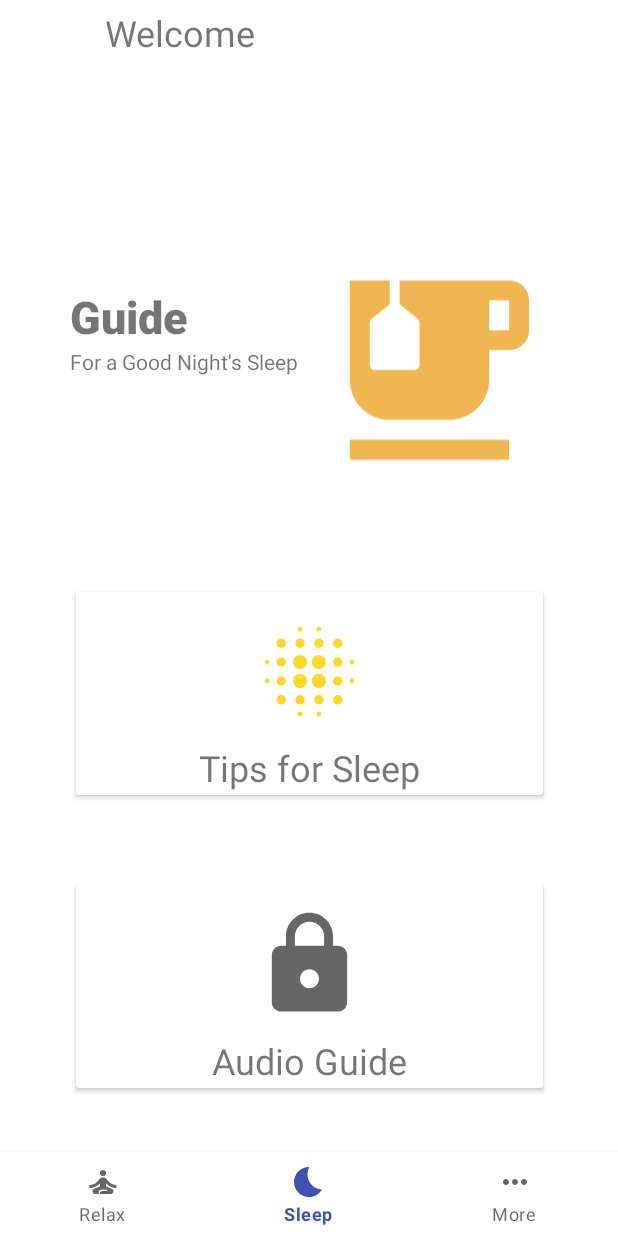
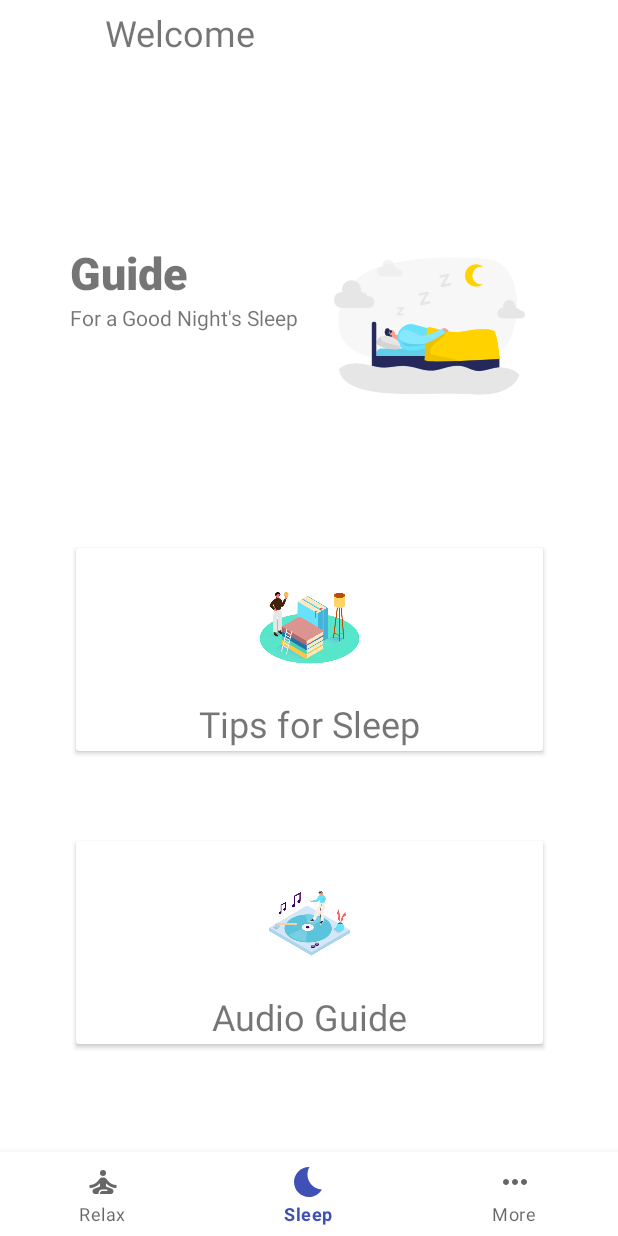
Before and after one commit to hl2703/Adrift, an Android app: the secondFragment screen opened through its navigation route, on a phone screen of 412 x 824 dp. Run offline under Robolectric (Android 15) with nearby library versions, the phone set to English and light mode, and no system bars; our stand-ins replace navigation-ui.

Commit message:
edit icons and layout

```diff
--- a/app/src/main/res/layout/activity_main.xml
+++ b/app/src/main/res/layout/activity_main.xml
@@ -47,13 +47,13 @@
         android:name="androidx.navigation.fragment.NavHostFragment"
         android:layout_width="351dp"
         android:layout_height="642dp"
-        android:layout_marginTop="3dp"
+        android:layout_marginTop="1dp"
         app:defaultNavHost="true"
         app:layout_constraintBottom_toBottomOf="@+id/bottomNavigationView"
         app:layout_constraintEnd_toEndOf="parent"
         app:layout_constraintStart_toStartOf="parent"
         app:layout_constraintTop_toTopOf="parent"
-        app:layout_constraintVertical_bias="0.602"
+        app:layout_constraintVertical_bias="0.59"
         app:navGraph="@navigation/my_nav" />
 
 </androidx.constraintlayout.widget.ConstraintLayout>
--- a/app/src/main/res/layout/fragment_second.xml
+++ b/app/src/main/res/layout/fragment_second.xml
@@ -14,8 +14,8 @@
 
         <androidx.appcompat.widget.Toolbar
             android:id="@+id/toolbar"
-            android:layout_width="0dp"
-            android:layout_height="wrap_content"
+            android:layout_width="414dp"
+            android:layout_height="29dp"
             android:background="#00008577"
             android:minHeight="?attr/actionBarSize"
             android:theme="?attr/actionBarTheme"
@@ -56,7 +56,7 @@
             app:layout_constraintEnd_toEndOf="parent"
             app:layout_constraintStart_toEndOf="@+id/myText"
             app:layout_constraintTop_toBottomOf="@+id/toolbar"
-            app:srcCompat="@drawable/ic_baseline_emoji_food_beverage_24" />
+            app:srcCompat="@drawable/sleep" />
 
         <LinearLayout
             android:id="@+id/linearLayout"
@@ -97,7 +97,7 @@
                         android:layout_height="75dp"
                         android:layout_centerHorizontal="true"
                         android:layout_marginTop="15dp"
-                        app:srcCompat="@drawable/ic_baseline_blur_on_24" />
+                        app:srcCompat="@drawable/book" />
                 </RelativeLayout>
             </androidx.cardview.widget.CardView>
 
@@ -142,7 +142,7 @@
                         android:layout_height="75dp"
                         android:layout_centerHorizontal="true"
                         android:layout_marginTop="15dp"
-                        app:srcCompat="@drawable/ic_baseline_lock_24" />
+                        app:srcCompat="@drawable/music" />
                 </RelativeLayout>
             </androidx.cardview.widget.CardView>
 
```
Also changed, not shown: app/src/main/res/layout/fragment_first.xml (+5 -5 lines), app/src/main/res/drawable/bed.png (added), app/src/main/res/drawable/book.png (added), app/src/main/res/drawable/lamp.png (added), app/src/main/res/drawable/lamp2.png (added), app/src/main/res/drawable/nat.png (added), app/src/main/res/drawable/nature.png (added), app/src/main/res/drawable/relax.png (added), app/src/main/res/drawable/rest.png (added).
